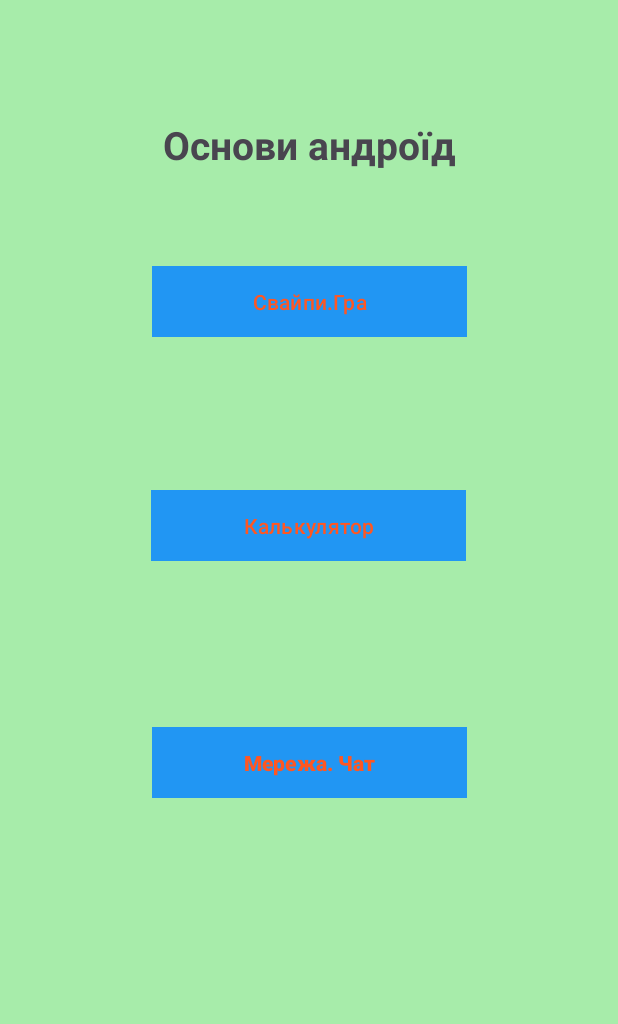
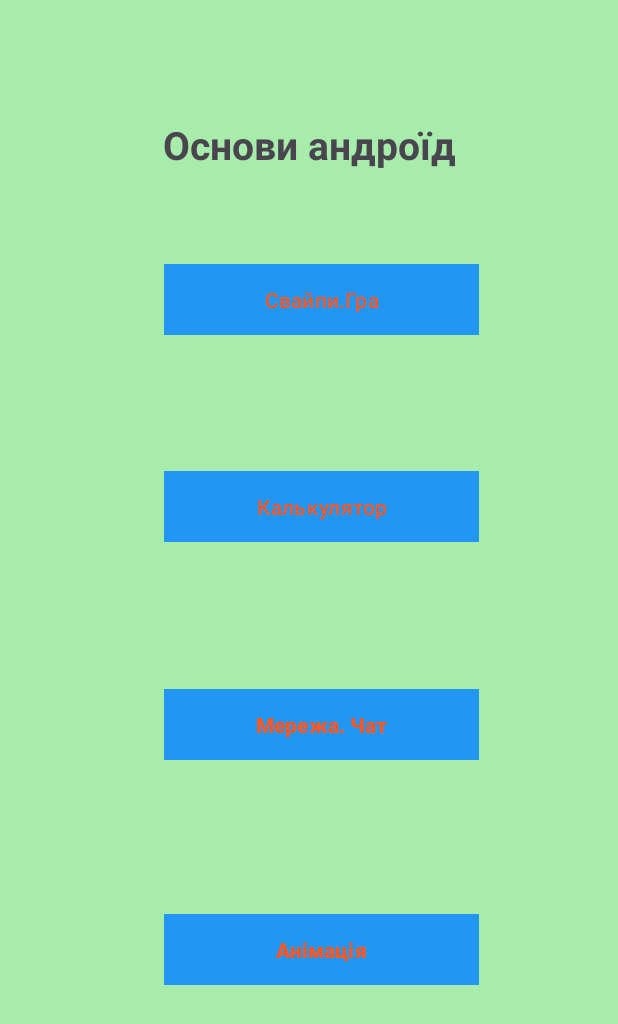
Before and after one commit to HerasimenkoAleksandr/Android-SPD-111, an Android app: the screen it shows after launch (MainActivity), on a phone screen of 412 x 824 dp. Shown: the top 1024 px of the screen. Run offline under Robolectric (Android 15) with nearby library versions, the phone set to English and light mode, and no system bars.

Commit message:
add_anim

```diff
--- a/app/build.gradle.kts
+++ b/app/build.gradle.kts
@@ -29,7 +29,7 @@ android {
 }
 
 dependencies {
-
+    implementation ("com.google.android.flexbox:flexbox:3.0.0")
     implementation(libs.appcompat)
     implementation(libs.material)
     implementation(libs.activity)
--- a/app/src/main/java/step/learning/android_spd_111/MainActivity.java
+++ b/app/src/main/java/step/learning/android_spd_111/MainActivity.java
@@ -3,6 +3,8 @@ package step.learning.android_spd_111;
 import android.content.Intent;
 import android.os.Bundle;
 import android.view.View;
+import android.view.animation.Animation;
+import android.view.animation.AnimationUtils;
 
 import androidx.activity.EdgeToEdge;
 import androidx.appcompat.app.AppCompatActivity;
@@ -11,7 +13,7 @@ import androidx.core.view.ViewCompat;
 import androidx.core.view.WindowInsetsCompat;
 
 public class MainActivity extends AppCompatActivity {
-
+    private Animation size2Animation;
     @Override
     protected void onCreate(Bundle savedInstanceState) {
         super.onCreate(savedInstanceState);
@@ -25,18 +27,33 @@ public class MainActivity extends AppCompatActivity {
         findViewById(R.id.main_btn_calc).setOnClickListener(this::onCalcButtonClick);
         findViewById(R.id.main_btn_game).setOnClickListener(this::onGameButtonClick);
         findViewById(R.id.main_btn_chat).setOnClickListener(this::onChatButtonClick);
+        findViewById(R.id.main_btn_anim).setOnClickListener(this::onAnimButtonClick);
+
+        size2Animation= AnimationUtils.loadAnimation(this, R.anim.size2);
+
     }
-
+    private void size2Clic(View view)
+    {
+        view.startAnimation(size2Animation);
+    }
     private void onCalcButtonClick(View view){
+        view.startAnimation(size2Animation);
         Intent intent = new Intent(this, CalcActivity.class);
         startActivity(intent);
     }
     private void onGameButtonClick(View view){
+        view.startAnimation(size2Animation);
         Intent intent = new Intent(this, GameActivity.class);
         startActivity(intent);
     }
     private void onChatButtonClick(View view) {
+        view.startAnimation(size2Animation);
         Intent intent = new Intent(this, ChatActivity.class);
         startActivity(intent);
     }
+    private void onAnimButtonClick(View view) {
+        view.startAnimation(size2Animation);
+        Intent intent = new Intent(this, AnimActivity.class);
+        startActivity(intent);
+    }
 }
--- /dev/null
+++ b/app/src/main/res/anim/arc.xml
@@ -0,0 +1,6 @@
+<?xml version="1.0" encoding="utf-8"?>
+<rotate xmlns:android="http://schemas.android.com/apk/res/android"
+    android:fromDegrees="0"
+    android:toDegrees="360"
+    android:duration="800"
+    />
--- /dev/null
+++ b/app/src/main/res/anim/opacity.xml
@@ -0,0 +1,6 @@
+<?xml version="1.0" encoding="utf-8"?>
+<alpha xmlns:android="http://schemas.android.com/apk/res/android"
+    android:fromAlpha="0.5"
+    android:toAlpha="1"
+    android:duration="800"
+    />
--- /dev/null
+++ b/app/src/main/res/anim/size2.xml
@@ -0,0 +1,14 @@
+<?xml version="1.0" encoding="utf-8"?>
+<scale xmlns:android="http://schemas.android.com/apk/res/android"
+  android:fromXScale="1.0"
+    android:fromYScale="1.0"
+    android:toXScale="1.5"
+    android:toYScale="1.5"
+    android:duration="350"
+
+    android:pivotX="50%"
+    android:pivotY="50%"
+
+    android:repeatMode="reverse"
+    android:repeatCount="3"
+    />
--- a/app/src/main/res/layout/activity_main.xml
+++ b/app/src/main/res/layout/activity_main.xml
@@ -33,10 +33,10 @@
         app:backgroundTint="@null"
         app:layout_constraintBottom_toBottomOf="parent"
         app:layout_constraintEnd_toEndOf="parent"
-        app:layout_constraintHorizontal_bias="0.497"
+        app:layout_constraintHorizontal_bias="0.542"
         app:layout_constraintStart_toStartOf="parent"
         app:layout_constraintTop_toBottomOf="@+id/textView"
-        app:layout_constraintVertical_bias="0.321" />
+        app:layout_constraintVertical_bias="0.302" />
 
     <Button
         android:id="@+id/main_btn_game"
@@ -48,10 +48,10 @@
         app:backgroundTint="@null"
         app:layout_constraintBottom_toBottomOf="parent"
         app:layout_constraintEnd_toEndOf="parent"
-        app:layout_constraintHorizontal_bias="0.502"
+        app:layout_constraintHorizontal_bias="0.542"
         app:layout_constraintStart_toStartOf="parent"
         app:layout_constraintTop_toBottomOf="@+id/textView"
-        app:layout_constraintVertical_bias="0.096" />
+        app:layout_constraintVertical_bias="0.094" />
 
     <Button
         android:id="@+id/main_btn_chat"
@@ -64,8 +64,24 @@
         app:backgroundTint="@null"
         app:layout_constraintBottom_toBottomOf="parent"
         app:layout_constraintEnd_toEndOf="parent"
-        app:layout_constraintHorizontal_bias="0.502"
+        app:layout_constraintHorizontal_bias="0.542"
         app:layout_constraintStart_toStartOf="parent"
         app:layout_constraintTop_toBottomOf="@+id/textView"
-        app:layout_constraintVertical_bias="0.559" />
+        app:layout_constraintVertical_bias="0.521" />
+
+    <Button
+        android:id="@+id/main_btn_anim"
+        android:layout_width="210dp"
+        android:layout_height="47dp"
+        android:background="@color/main_btn_bg"
+        android:text="@string/main_btn_anim"
+        android:textColor="@color/main_btn_fg"
+        android:textStyle="bold"
+        app:backgroundTint="@null"
+        app:layout_constraintBottom_toBottomOf="parent"
+        app:layout_constraintEnd_toEndOf="parent"
+        app:layout_constraintHorizontal_bias="0.542"
+        app:layout_constraintStart_toStartOf="parent"
+        app:layout_constraintTop_toBottomOf="@+id/textView"
+        app:layout_constraintVertical_bias="0.747" />
 </androidx.constraintlayout.widget.ConstraintLayout>
```
Also changed, not shown: app/src/main/AndroidManifest.xml (+6 -3 lines), app/src/main/java/step/learning/android_spd_111/AnimActivity.java (added, +103 -0 lines), app/src/main/res/anim/bell.xml (added, +11 -0 lines), app/src/main/res/anim/move.xml (added, +9 -0 lines), app/src/main/res/anim/size.xml (added, +8 -0 lines), app/src/main/res/layout/activity_anim.xml (added, +204 -0 lines), app/src/main/res/values/strings.xml (+9 -0 lines).
